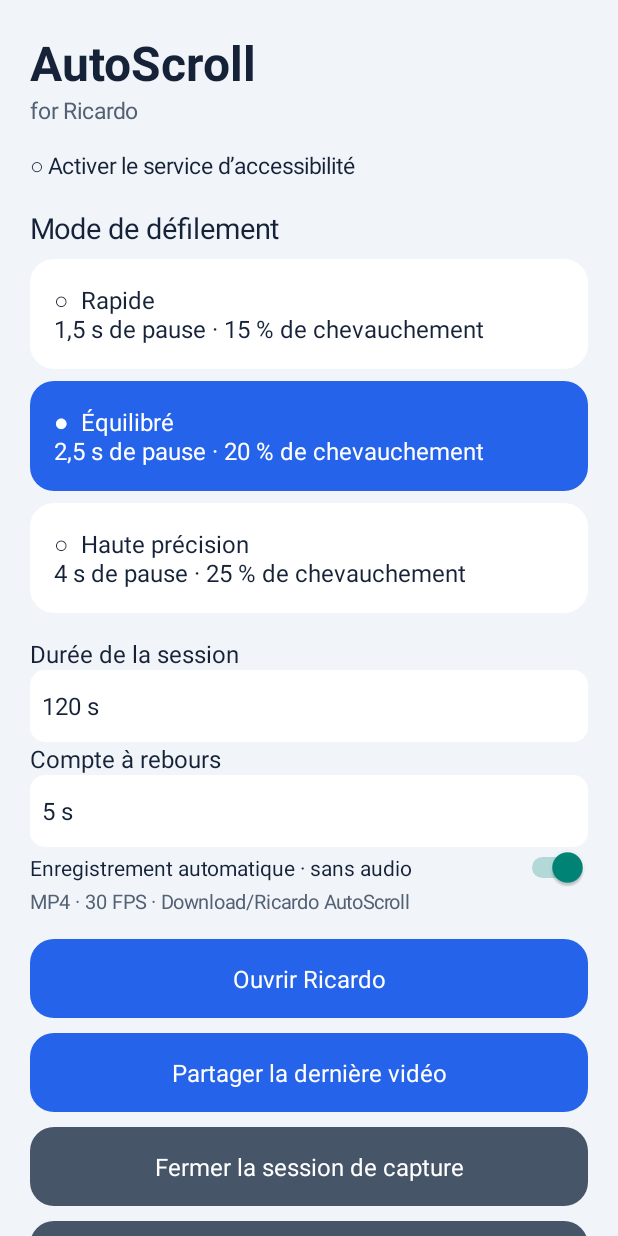
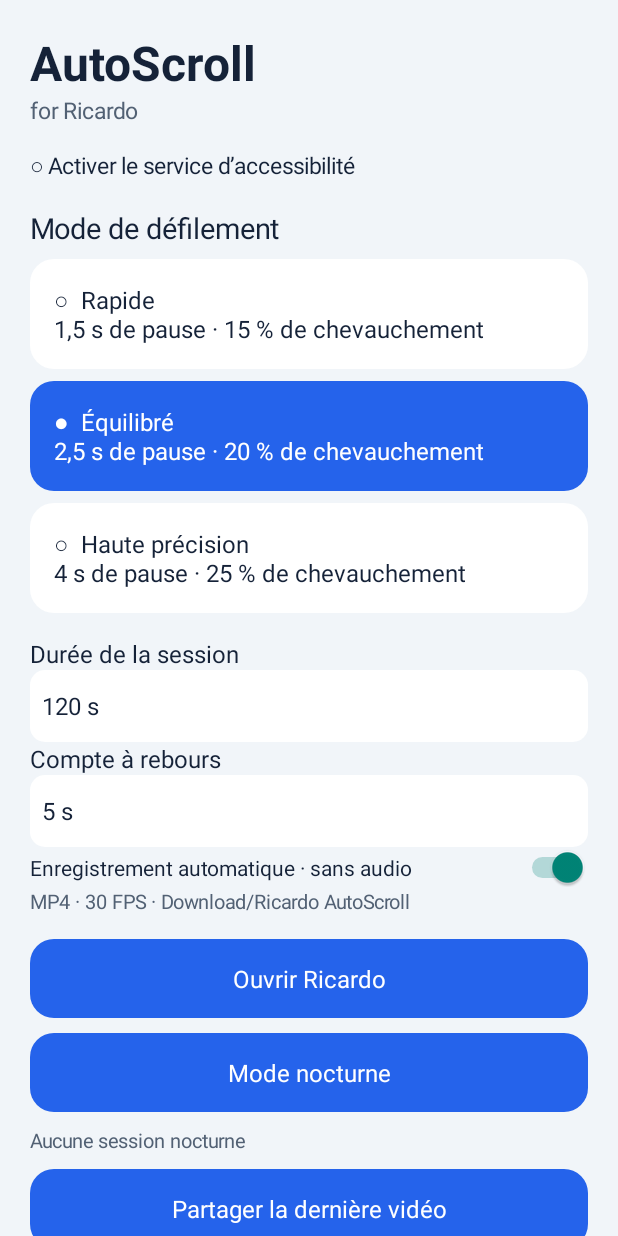
Before and after one commit to djbebs/ricardo-autoscroll, an Android app: the screen it shows after launch (MainActivity), on a phone screen of 412 x 824 dp. Run offline under Robolectric (Android 15) with nearby library versions, the phone set to English and light mode, and no system bars.

Commit message:
V3.2 experimental one-shot overnight armed capture

```diff
--- a/app/src/main/java/ch/local/autoscroll/MainActivity.java
+++ b/app/src/main/java/ch/local/autoscroll/MainActivity.java
@@ -1,7 +1,7 @@
 package ch.local.autoscroll;
 import android.app.*;import android.os.*;import android.content.*;import android.content.res.Configuration;import android.graphics.Color;import android.graphics.Typeface;import android.graphics.drawable.GradientDrawable;import android.media.projection.MediaProjectionManager;import android.net.Uri;import android.provider.*;import android.database.Cursor;import android.widget.*;import android.view.*;
 public class MainActivity extends Activity {
- LinearLayout root; SharedPreferences p; int bg,card,fg,muted,blue=0xff2563eb; boolean requesting=false; TextView status; final Handler h=new Handler(Looper.getMainLooper());
+ LinearLayout root; SharedPreferences p; int bg,card,fg,muted,blue=0xff2563eb; boolean requesting=false; long nightAt=0; TextView status; final Handler h=new Handler(Looper.getMainLooper());
  int dp(float x){return (int)(x*getResources().getDisplayMetrics().density+.5f);}
  GradientDrawable shape(int color,int radius){GradientDrawable d=new GradientDrawable();d.setColor(color);d.setCornerRadius(dp(radius));return d;}
  TextView label(String s,int size,int color){TextView t=new TextView(this);t.setText(s);t.setTextSize(size);t.setTextColor(color);return t;}
@@ -9,10 +9,11 @@ public class MainActivity extends Activity {
  TextView action(String s,int color,Runnable run){TextView t=label(s,16,Color.WHITE);t.setGravity(Gravity.CENTER);t.setPadding(dp(12),dp(15),dp(12),dp(15));t.setBackground(shape(color,16));t.setOnClickListener(v->run.run());root.addView(t,new LinearLayout.LayoutParams(-1,-2));return t;}
  void openRicardo(){Intent i=getPackageManager().getLaunchIntentForPackage("com.qxl.Client");if(i!=null)startActivity(i);else Toast.makeText(this,"Ricardo introuvable",Toast.LENGTH_SHORT).show();}
  public void onCreate(Bundle b){super.onCreate(b);p=getSharedPreferences("cfg",0);if(getIntent().getBooleanExtra("capture",false)){requesting=true;startActivityForResult(getSystemService(MediaProjectionManager.class).createScreenCaptureIntent(),42);}else render();}
- protected void onActivityResult(int req,int result,Intent data){super.onActivityResult(req,result,data);if(req!=42)return;if(result==RESULT_OK&&data!=null){Intent i=new Intent(this,RecordingService.class).putExtra("data",data).putExtra("result",result);startForegroundService(i);}else if(ScrollService.instance!=null)ScrollService.instance.finish();finish();}
+ protected void onActivityResult(int req,int result,Intent data){super.onActivityResult(req,result,data);if(req!=42)return;if(result==RESULT_OK&&data!=null){Intent i=new Intent(this,RecordingService.class).putExtra("data",data).putExtra("result",result).putExtra("night",nightAt);startForegroundService(i);if(nightAt>0)openRicardo();}else if(ScrollService.instance!=null)ScrollService.instance.finish();finish();}
  void render(){boolean dark=p.getInt("theme",0)==1||(p.getInt("theme",0)==0&&(getResources().getConfiguration().uiMode&Configuration.UI_MODE_NIGHT_MASK)==Configuration.UI_MODE_NIGHT_YES);bg=dark?0xff10151e:0xfff1f5f9;card=dark?0xff202936:Color.WHITE;fg=dark?Color.WHITE:0xff152238;muted=dark?0xffa9b7ca:0xff526174;getWindow().setStatusBarColor(bg);getWindow().setNavigationBarColor(bg);ScrollView sc=new ScrollView(this);sc.setBackgroundColor(bg);root=new LinearLayout(this);root.setOrientation(LinearLayout.VERTICAL);root.setPadding(dp(20),dp(20),dp(20),dp(24));sc.addView(root);setContentView(sc);sc.setOnApplyWindowInsetsListener((v,i)->{if(Build.VERSION.SDK_INT>=30){android.graphics.Insets a=i.getInsets(WindowInsets.Type.systemBars());v.setPadding(a.left,a.top,a.right,a.bottom);}return i;});
  TextView title=label("AutoScroll",32,fg);title.setTypeface(null,Typeface.BOLD);root.addView(title);root.addView(label("for Ricardo",15,muted));space(16);status=label("",15,fg);root.addView(status);status.setOnClickListener(v->startActivity(new Intent(Settings.ACTION_ACCESSIBILITY_SETTINGS)));updateStatus();space(18);root.addView(label("Mode de défilement",19,fg));String[] names={"Rapide","Équilibré","Haute précision"},desc={"1,5 s de pause · 15 % de chevauchement","2,5 s de pause · 20 % de chevauchement","4 s de pause · 25 % de chevauchement"};int selected=p.getInt("preset",1);for(int j=0;j<3;j++){final int k=j;space(8);TextView t=label((selected==j?"●  ":"○  ")+names[j]+"\n"+desc[j],16,selected==j?Color.WHITE:fg);t.setPadding(dp(16),dp(16),dp(16),dp(16));t.setBackground(shape(selected==j?blue:card,16));root.addView(t);t.setOnClickListener(v->{p.edit().putInt("preset",k).putInt("pause",k).putInt("overlap",k).putInt("duration",new int[]{1,3,4}[k]).putInt("mode",0).apply();render();});}
- space(16);choice("Durée de la session","duration",new String[]{"30 s","60 s","90 s","120 s","180 s"},3);choice("Compte à rebours","count",new String[]{"3 s","5 s","10 s"},1);Switch record=new Switch(this);record.setText("Enregistrement automatique · sans audio");record.setTextColor(fg);record.setChecked(p.getInt("record",1)==1);record.setOnCheckedChangeListener((v,c)->p.edit().putInt("record",c?1:0).apply());root.addView(record);root.addView(label("MP4 · 30 FPS · Download/Ricardo AutoScroll",13,muted));space(16);action("Ouvrir Ricardo",blue,()->openRicardo());space(10);action("Partager la dernière vidéo",blue,()->shareLast());space(10);action("Fermer la session de capture",0xff475569,()->{if(RecordingService.instance!=null)RecordingService.instance.finishCapture();});space(10);action("Mes enregistrements",0xff475569,()->videos());space(10);action("Paramètres",0xff475569,()->settings());space(16);root.addView(label("100 % local · Sans publicité · Gratuit",13,muted));}
+ space(16);choice("Durée de la session","duration",new String[]{"30 s","60 s","90 s","120 s","180 s"},3);choice("Compte à rebours","count",new String[]{"3 s","5 s","10 s"},1);Switch record=new Switch(this);record.setText("Enregistrement automatique · sans audio");record.setTextColor(fg);record.setChecked(p.getInt("record",1)==1);record.setOnCheckedChangeListener((v,c)->p.edit().putInt("record",c?1:0).apply());root.addView(record);root.addView(label("MP4 · 30 FPS · Download/Ricardo AutoScroll",13,muted));space(16);action("Ouvrir Ricardo",blue,()->openRicardo());space(10);action("Mode nocturne",blue,()->night());space(10);root.addView(label(p.getString("nightResult","Aucune session nocturne"),13,muted));space(10);action("Partager la dernière vidéo",blue,()->shareLast());space(10);action("Fermer la session de capture",0xff475569,()->{if(RecordingService.instance!=null)RecordingService.instance.finishCapture();});space(10);action("Mes enregistrements",0xff475569,()->videos());space(10);action("Paramètres",0xff475569,()->settings());space(16);root.addView(label("100 % local · Sans publicité · Gratuit",13,muted));}
+ void night(){if(!ScrollService.connected){Toast.makeText(this,"Activez le service d’accessibilité",Toast.LENGTH_LONG).show();return;}new TimePickerDialog(this,(v,hour,minute)->{java.util.Calendar c=java.util.Calendar.getInstance();c.set(java.util.Calendar.HOUR_OF_DAY,hour);c.set(java.util.Calendar.MINUTE,minute);c.set(java.util.Calendar.SECOND,0);c.set(java.util.Calendar.MILLISECOND,0);if(c.getTimeInMillis()<=System.currentTimeMillis())c.add(java.util.Calendar.DAY_OF_YEAR,1);nightAt=c.getTimeInMillis();p.edit().putInt("nightHour",hour).putInt("nightMinute",minute).apply();new AlertDialog.Builder(this).setTitle("Armer le mode nocturne").setMessage("Laissez le téléphone en charge, déverrouillé, sur les résultats Ricardo. Autorisez la capture maintenant. Une seule session sera lancée à "+String.format(java.util.Locale.US,"%02d:%02d",hour,minute)+".").setNegativeButton("Annuler",null).setPositiveButton("Armer",(d,k)->{if(RecordingService.instance!=null)RecordingService.instance.finishCapture();startActivityForResult(getSystemService(MediaProjectionManager.class).createScreenCaptureIntent(),42);}).show();},p.getInt("nightHour",3),p.getInt("nightMinute",0),true).show();}
  void choice(String title,String key,String[] values,int def){root.addView(label(title,16,fg));Spinner s=new Spinner(this);s.setBackground(shape(card,10));s.setAdapter(new ArrayAdapter<String>(this,android.R.layout.simple_spinner_dropdown_item,values));s.setSelection(p.getInt(key,def));root.addView(s,new LinearLayout.LayoutParams(-1,dp(48)));s.setOnItemSelectedListener(new AdapterView.OnItemSelectedListener(){public void onNothingSelected(AdapterView<?> a){}public void onItemSelected(AdapterView<?> a,View v,int i,long id){if(v instanceof TextView)((TextView)v).setTextColor(fg);p.edit().putInt(key,i).apply();}});}
  void settings(){new AlertDialog.Builder(this).setTitle("Paramètres").setItems(new String[]{"Thème système","Thème sombre","Thème clair","Accessibilité","Mode continu","Mode par étapes"},(d,i)->{if(i<3){p.edit().putInt("theme",i).apply();render();}else if(i==3)startActivity(new Intent(Settings.ACTION_ACCESSIBILITY_SETTINGS));else p.edit().putInt("mode",i==4?1:0).apply();}).show();}
  void shareLast(){String value=p.getString("lastVideo","");if(value.isEmpty()){Toast.makeText(this,"Aucune vidéo",Toast.LENGTH_SHORT).show();return;}Uri u=Uri.parse(value);Intent i=new Intent(Intent.ACTION_SEND).setType("video/mp4").putExtra(Intent.EXTRA_STREAM,u).addFlags(Intent.FLAG_GRANT_READ_URI_PERMISSION);i.setClipData(ClipData.newRawUri("Vidéo Ricardo",u));startActivity(Intent.createChooser(i,"Partager la vidéo"));}
```
